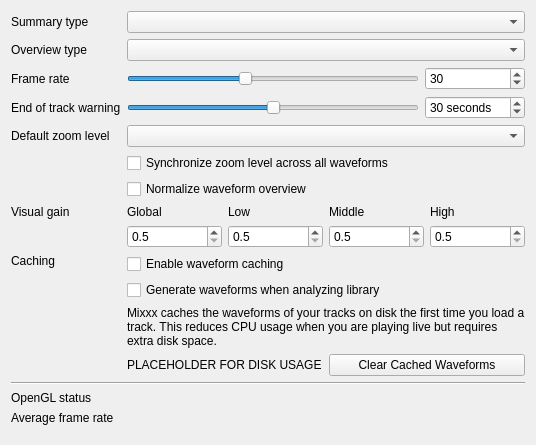
First picture: the form in src/preferences/dialog/dlgprefwaveformdlg.ui, repository mixxxdj/mixxx, before the edit.
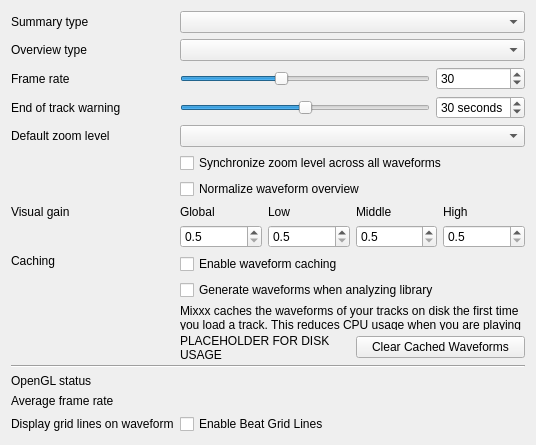
Second picture: the form after the edit.

Commit message: modified:   src/preferences/dialog/dlgprefwaveform.cpp 	modified:   src/preferences/dialog/dlgprefwaveform.h 	modified:   src/preferences/dialog/dlgprefwaveformdlg.ui 	modified:   src/waveform/renderers/waveformrenderbeat.cpp 	modified:   src/waveform/renderers/waveformwidgetrenderer.cpp 	modified:   src/waveform/renderers/waveformwidgetrenderer.h 	modified:   src/waveform/waveformwidgetfactory.cpp 	modified:   src/waveform/waveformwidgetfactory.h Added functionality to hide beat grid lines on waveform.

```diff
--- a/src/preferences/dialog/dlgprefwaveformdlg.ui
+++ b/src/preferences/dialog/dlgprefwaveformdlg.ui
@@ -106,6 +106,19 @@
        </property>
       </widget>
      </item>
+     <item row="12" column="0">
+      <widget class="QLabel" name="BeatgridWaveform">
+       <property name="toolTip">
+        <string/>
+       </property>
+       <property name="text">
+        <string>Display grid lines on waveform</string>
+       </property>
+       <property name="alignment">
+        <set>Qt::AlignLeading|Qt::AlignLeft|Qt::AlignVCenter</set>
+       </property>
+      </widget>
+     </item>
      <item row="2" column="0">
       <widget class="QLabel" name="frameRateLabel">
        <property name="text">
@@ -330,6 +343,16 @@
        </property>
       </widget>
      </item>
+     <item row="12" column="1">
+      <widget class="QCheckBox" name="beatGridLinesCheckBox">
+       <property name="toolTip">
+        <string>Display beat grid lines on waveform</string>
+       </property>
+       <property name="text">
+        <string>Enable Beat Grid Lines</string>
+       </property>
+      </widget>
+     </item>
      <item row="3" column="0">
       <widget class="QLabel" name="endOfTrackWarningTimeLabel">
        <property name="text">
```
The commit also changes 7 other files.
